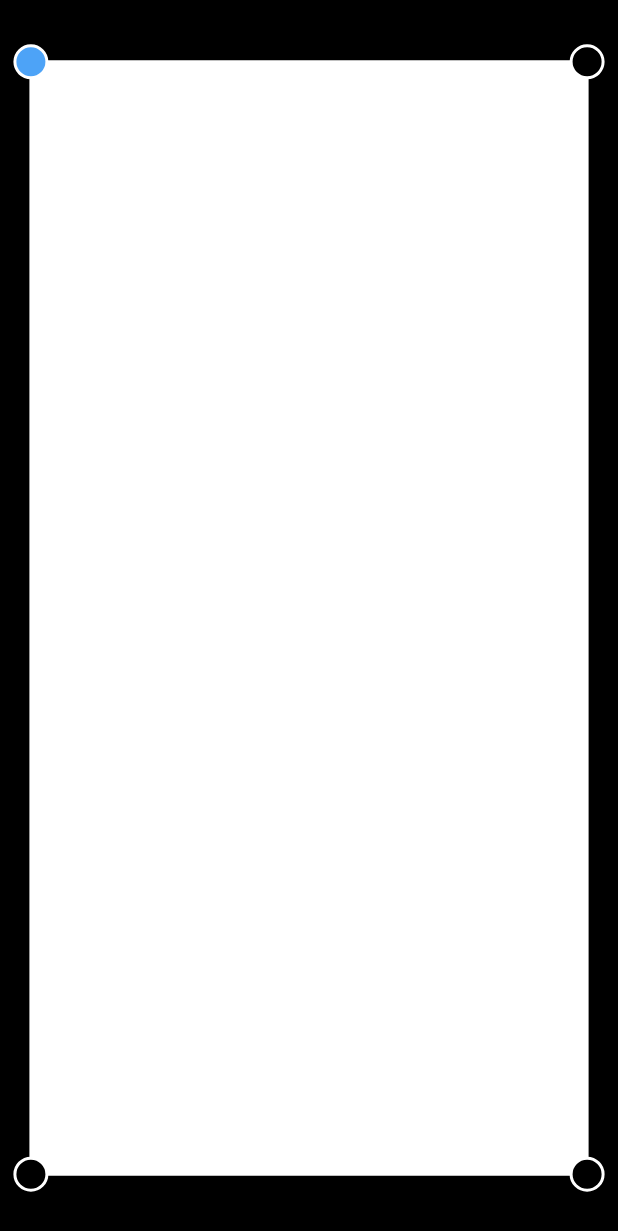
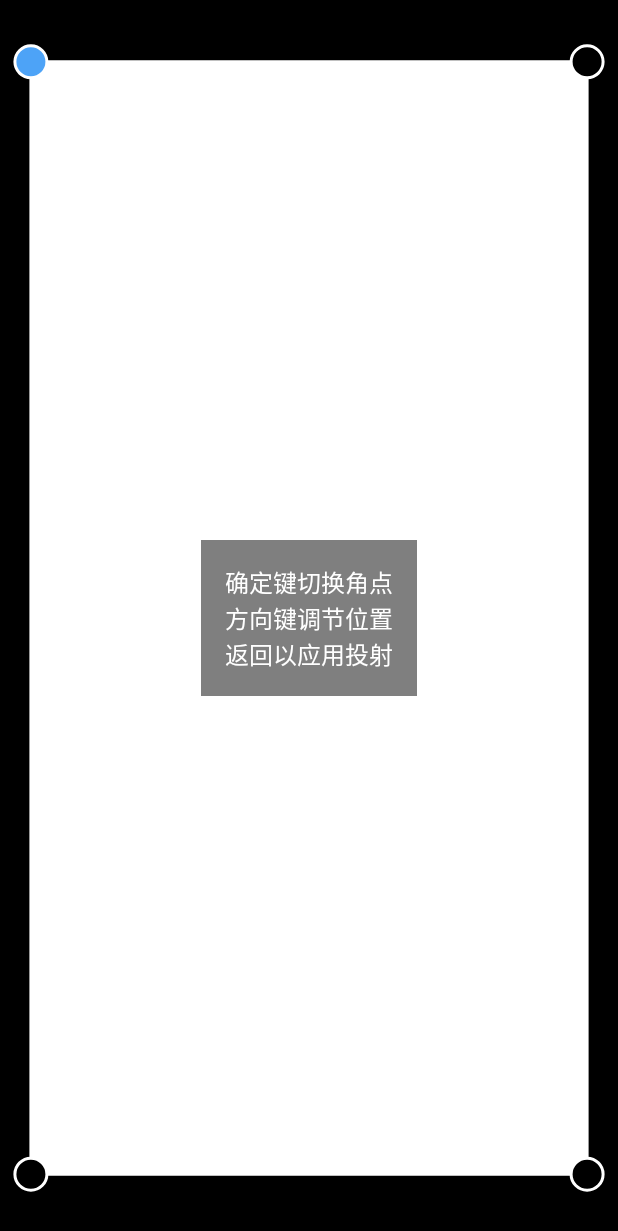
Before and after one commit to Morgan-C-CV/TableOS, an Android app: the fragment DesktopCalibrationFragment placed in its activity, on a phone screen of 412 x 824 dp. Shown: the top 1231 px of the screen. Run offline under Robolectric (Android 15) with nearby library versions, the phone set to English and light mode, and no system bars; our stand-ins replace androidx.preference.

Commit message:
add text hint

```diff
--- a/settings/src/main/res/layout/fragment_desktop_calibration.xml
+++ b/settings/src/main/res/layout/fragment_desktop_calibration.xml
@@ -9,4 +9,17 @@
         android:layout_width="match_parent"
         android:layout_height="match_parent" />
 
+    <TextView
+        android:id="@+id/calibration_hint"
+        android:layout_width="wrap_content"
+        android:layout_height="wrap_content"
+        android:layout_gravity="center"
+        android:text="确定键切换角点\n方向键调节位置\n返回以应用投射"
+        android:textColor="#FFFFFF"
+        android:textSize="16sp"
+        android:padding="16dp"
+        android:background="#80000000"
+        android:textAlignment="center"
+        android:gravity="center" />
+
 </FrameLayout>
```
